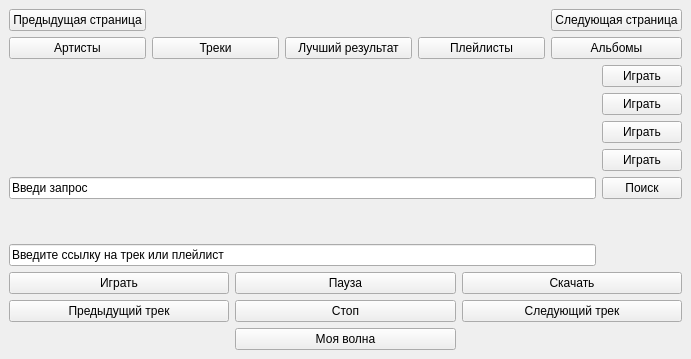
First picture: the form in Ui/Main.ui, repository KirMozor/Yamux, before the edit.
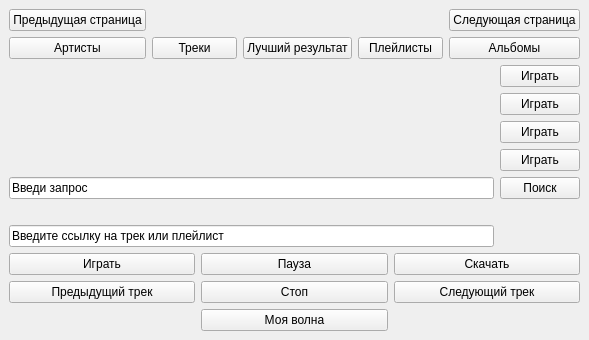
Second picture: the form after the edit. Icons and pictures are not drawn.

Commit message: Добавил GUI для авторизации

```diff
--- a/Ui/Main.ui
+++ b/Ui/Main.ui
@@ -6,8 +6,8 @@
    <rect>
     <x>0</x>
     <y>0</y>
-    <width>691</width>
-    <height>359</height>
+    <width>589</width>
+    <height>321</height>
    </rect>
   </property>
   <property name="windowTitle">
```
The commit also changes 3 other files.
